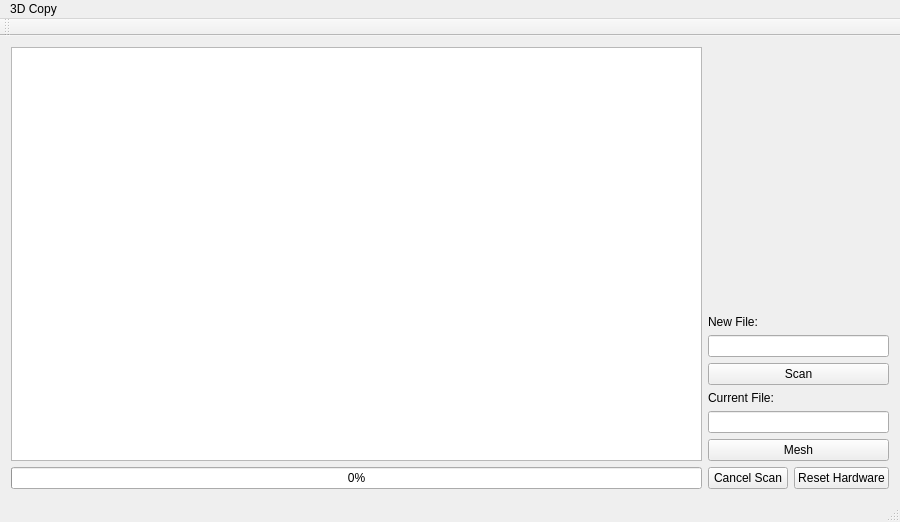
This is mainwindow.ui in PUM-9/3DCopyGUI as Qt 5 draws it before an edit. The edited form follows.
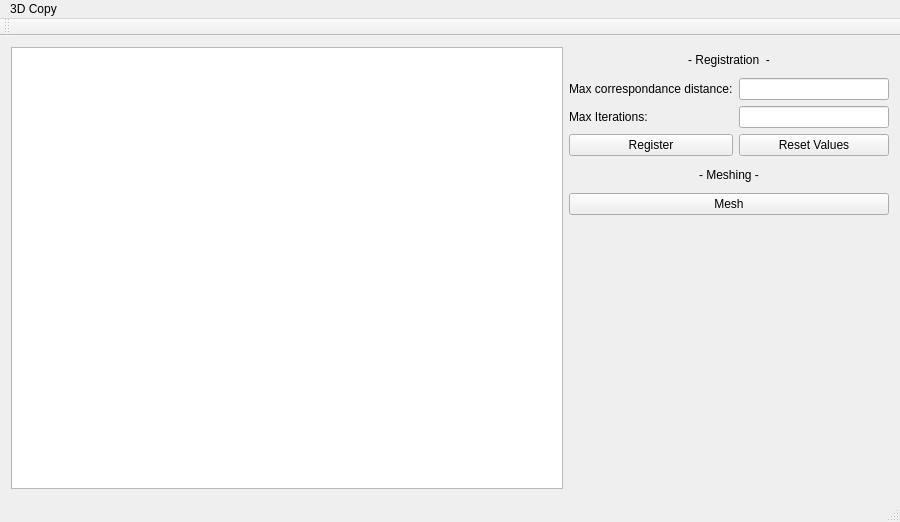
This is the edited form.

What changed in the file:
```diff
--- a/mainwindow.ui
+++ b/mainwindow.ui
@@ -15,43 +15,90 @@
   </property>
   <widget class="QWidget" name="centralWidget">
    <layout class="QGridLayout" name="gridLayout_2">
-    <item row="4" column="2">
-     <widget class="QLabel" name="currentFileLabel">
-      <property name="sizePolicy">
-       <sizepolicy hsizetype="Fixed" vsizetype="Fixed">
-        <horstretch>0</horstretch>
-        <verstretch>0</verstretch>
-       </sizepolicy>
-      </property>
+    <item row="3" column="2">
+     <widget class="QLabel" name="maxIterLabel">
       <property name="text">
-       <string>Current File:</string>
+       <string>Max Iterations:</string>
       </property>
      </widget>
     </item>
-    <item row="0" column="0" rowspan="7">
-     <widget class="QPlainTextEdit" name="scanLogEdit"/>
-    </item>
-    <item row="7" column="0">
-     <widget class="QProgressBar" name="progressBar">
-      <property name="value">
-       <number>0</number>
-      </property>
-     </widget>
-    </item>
-    <item row="5" column="2" colspan="2">
-     <widget class="QLineEdit" name="currentFileLineEdit">
-      <property name="autoFillBackground">
-       <bool>false</bool>
-      </property>
+    <item row="1" column="0" rowspan="7">
+     <widget class="QPlainTextEdit" name="scanLogEdit">
       <property name="readOnly">
        <bool>true</bool>
       </property>
      </widget>
     </item>
-    <item row="3" column="2" colspan="2">
-     <widget class="QPushButton" name="scanButton">
+    <item row="1" column="2" colspan="2">
+     <widget class="QLabel" name="registrationLabel">
+      <property name="maximumSize">
+       <size>
+        <width>16777215</width>
+        <height>25</height>
+       </size>
+      </property>
       <property name="text">
-       <string>Scan</string>
+       <string>- Registration  -</string>
+      </property>
+      <property name="alignment">
+       <set>Qt::AlignCenter</set>
+      </property>
+     </widget>
+    </item>
+    <item row="3" column="3">
+     <widget class="QLineEdit" name="maxIterLEdit">
+      <property name="maximumSize">
+       <size>
+        <width>150</width>
+        <height>16777215</height>
+       </size>
+      </property>
+     </widget>
+    </item>
+    <item row="2" column="2">
+     <widget class="QLabel" name="maxCorrDistLabel">
+      <property name="text">
+       <string>Max correspondance distance:</string>
+      </property>
+     </widget>
+    </item>
+    <item row="2" column="3">
+     <widget class="QLineEdit" name="maxCorrDistLEdit">
+      <property name="maximumSize">
+       <size>
+        <width>150</width>
+        <height>16777215</height>
+       </size>
+      </property>
+     </widget>
+    </item>
+    <item row="4" column="2">
+     <widget class="QPushButton" name="registerButton">
+      <property name="text">
+       <string>Register</string>
+      </property>
+     </widget>
+    </item>
+    <item row="4" column="3">
+     <widget class="QPushButton" name="registerValueResetButton">
+      <property name="text">
+       <string>Reset Values</string>
+      </property>
+     </widget>
+    </item>
+    <item row="5" column="2" colspan="2">
+     <widget class="QLabel" name="meshLabel">
+      <property name="maximumSize">
+       <size>
+        <width>16777215</width>
+        <height>25</height>
+       </size>
+      </property>
+      <property name="text">
+       <string>- Meshing -</string>
+      </property>
+      <property name="alignment">
+       <set>Qt::AlignCenter</set>
       </property>
      </widget>
     </item>
@@ -62,36 +109,6 @@
       </property>
      </widget>
     </item>
-    <item row="7" column="3">
-     <widget class="QPushButton" name="resetButton">
-      <property name="text">
-       <string>Reset Hardware</string>
-      </property>
-     </widget>
-    </item>
-    <item row="7" column="2">
-     <widget class="QPushButton" name="cancelButton">
-      <property name="text">
-       <string>Cancel Scan</string>
-      </property>
-     </widget>
-    </item>
-    <item row="2" column="2" colspan="2">
-     <widget class="QLineEdit" name="newFileLineEdit"/>
-    </item>
-    <item row="1" column="2">
-     <widget class="QLabel" name="newFileLabel">
-      <property name="sizePolicy">
-       <sizepolicy hsizetype="Fixed" vsizetype="Fixed">
-        <horstretch>0</horstretch>
-        <verstretch>0</verstretch>
-       </sizepolicy>
-      </property>
-      <property name="text">
-       <string>New File:</string>
-      </property>
-     </widget>
-    </item>
    </layout>
   </widget>
   <widget class="QMenuBar" name="menuBar">
```
